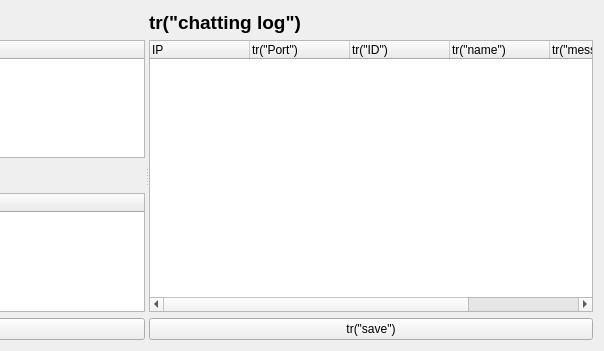
The window that CSApp/chatserverform.ui (ToSaveData/qt_source) describes before a commit, drawn with Qt 5; both pictures show x 310 to 914 and y 0 to 351 of the 914 by 351 pixel window.
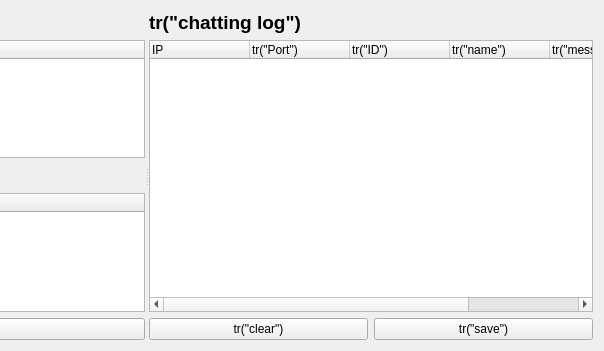
The same window after the commit.

What changed in the file:
```diff
--- a/CSApp/chatserverform.ui
+++ b/CSApp/chatserverform.ui
@@ -178,6 +178,15 @@
         </widget>
        </item>
        <item>
+        <layout class="QHBoxLayout" name="horizontalLayout">
+         <item>
+          <widget class="QPushButton" name="clearPushButton">
+           <property name="text">
+            <string>tr(&quot;clear&quot;)</string>
+           </property>
+          </widget>
+         </item>
+         <item>
         <widget class="QPushButton" name="savePushButton">
          <property name="minimumSize">
           <size>
@@ -191,6 +200,8 @@
         </widget>
        </item>
       </layout>
+       </item>
+      </layout>
      </widget>
     </widget>
    </item>
```
Left out of the diff: 21 changed lines with no effect on the pictures. Lines whose indentation alone changed are shown as unchanged.
